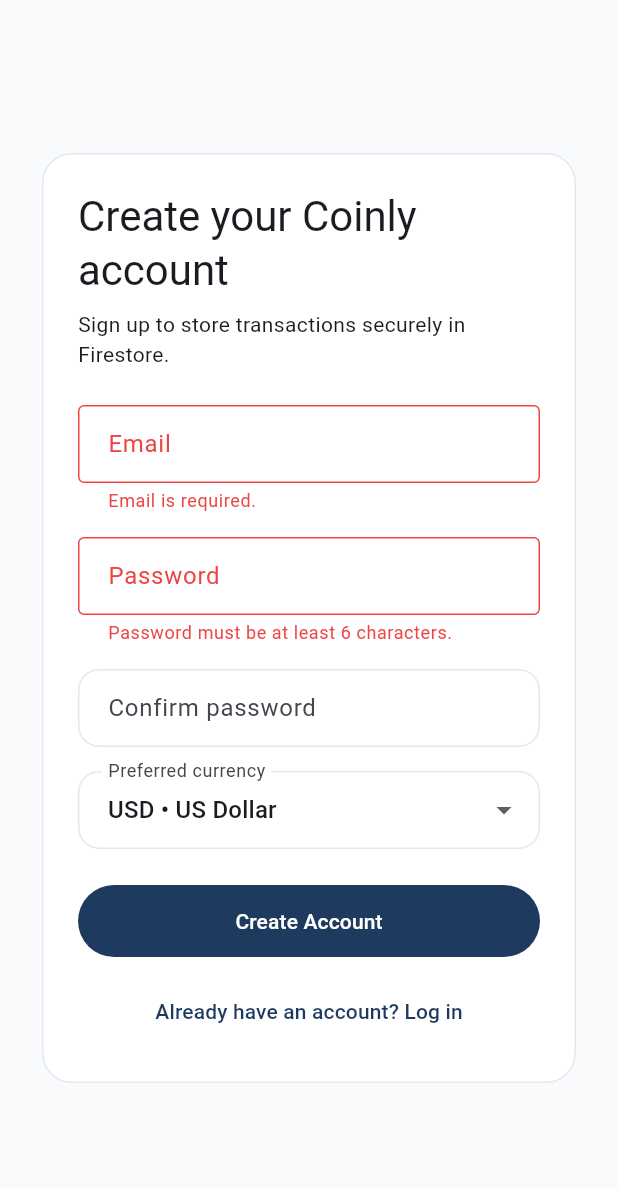
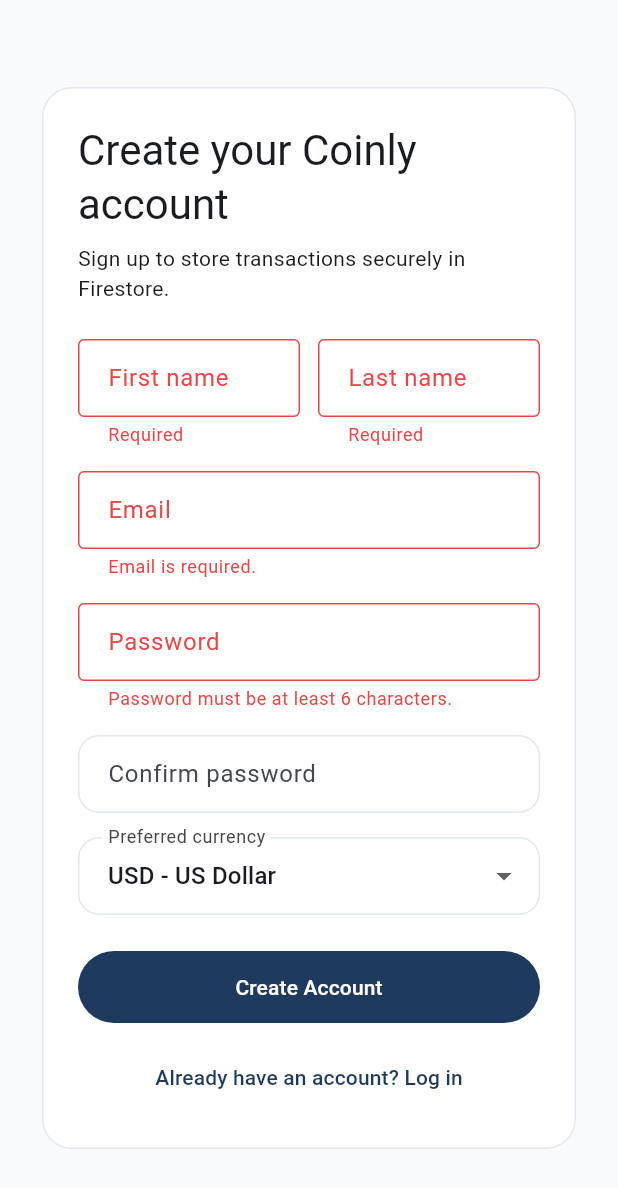
Before and after one commit to MalithEdirisinghe/coinly, a Flutter app: the screen it shows after launch, after a tap on "Log In", after a tap on "Need an account? Sign up", after a tap on "Create Account", on a phone screen of 412 x 824 dp. Shown: the top 1188 px of the screen. Run offline on Flutter 3.47's test engine with Material 3 defaults, Android fonts, the light colour scheme and no system bars; our stand-ins replace cloud_firestore, equatable, firebase_auth, firebase_core, flutter_bloc; accounts and stored records are empty.

Commit message:
set user fname and lname

```diff
--- a/lib/features/auth/data/auth_repository.dart
+++ b/lib/features/auth/data/auth_repository.dart
@@ -20,7 +20,13 @@
       return null;
     }
 
-    return AppUser(id: user.uid, email: user.email ?? '', currencyCode: 'USD');
+    return AppUser(
+      id: user.uid,
+      email: user.email ?? '',
+      currencyCode: 'USD',
+      firstName: '',
+      lastName: '',
+    );
   }
 
   Future<void> signIn({required String email, required String password}) {
@@ -34,6 +40,8 @@
     required String email,
     required String password,
     required String currencyCode,
+    required String firstName,
+    required String lastName,
   }) async {
     final credential = await _firebaseAuth.createUserWithEmailAndPassword(
       email: email,
@@ -43,6 +51,8 @@
     await _users.doc(credential.user!.uid).set({
       'email': email,
       'currencyCode': currencyCode,
+      'firstName': firstName.trim(),
+      'lastName': lastName.trim(),
       'createdAt': FieldValue.serverTimestamp(),
     });
   }
@@ -64,12 +74,16 @@
         id: user.uid,
         email: user.email ?? data?['email'] as String? ?? '',
         currencyCode: data?['currencyCode'] as String? ?? 'USD',
+        firstName: data?['firstName'] as String? ?? '',
+        lastName: data?['lastName'] as String? ?? '',
       );
     } on FirebaseException {
       return AppUser(
         id: user.uid,
         email: user.email ?? '',
         currencyCode: 'USD',
+        firstName: '',
+        lastName: '',
       );
     }
   }
--- a/lib/features/auth/domain/app_user.dart
+++ b/lib/features/auth/domain/app_user.dart
@@ -5,12 +5,40 @@
     required this.id,
     required this.email,
     required this.currencyCode,
+    required this.firstName,
+    required this.lastName,
   });
 
   final String id;
   final String email;
   final String currencyCode;
+  final String firstName;
+  final String lastName;
+
+  String get displayFirstName {
+    if (firstName.trim().isNotEmpty) {
+      return _normalizeName(firstName);
+    }
+    return 'there';
+  }
+
+  String get fullName {
+    final parts = [firstName.trim(), lastName.trim()]
+        .where((part) => part.isNotEmpty)
+        .map(_normalizeName)
+        .toList(growable: false);
+
+    return parts.join(' ');
+  }
+
+  String _normalizeName(String value) {
+    if (value.isEmpty) {
+      return value;
+    }
+
+    return '${value[0].toUpperCase()}${value.substring(1).toLowerCase()}';
+  }
 
   @override
-  List<Object> get props => [id, email, currencyCode];
+  List<Object> get props => [id, email, currencyCode, firstName, lastName];
 }
--- a/lib/features/auth/presentation/cubit/auth_cubit.dart
+++ b/lib/features/auth/presentation/cubit/auth_cubit.dart
@@ -44,6 +44,8 @@
     required String email,
     required String password,
     required String currencyCode,
+    required String firstName,
+    required String lastName,
   }) async {
     emit(state.copyWith(isSubmitting: true, errorMessage: null));
 
@@ -52,6 +54,8 @@
         email: email,
         password: password,
         currencyCode: currencyCode,
+        firstName: firstName,
+        lastName: lastName,
       );
       emit(state.copyWith(isSubmitting: false));
     } on FirebaseAuthException catch (error) {
--- a/lib/features/auth/presentation/login_page.dart
+++ b/lib/features/auth/presentation/login_page.dart
@@ -13,6 +13,8 @@
 
 class _LoginPageState extends State<LoginPage> {
   final _formKey = GlobalKey<FormState>();
+  final _firstNameController = TextEditingController();
+  final _lastNameController = TextEditingController();
   final _emailController = TextEditingController();
   final _passwordController = TextEditingController();
   final _confirmPasswordController = TextEditingController();
@@ -20,6 +22,8 @@
 
   @override
   void dispose() {
+    _firstNameController.dispose();
+    _lastNameController.dispose();
     _emailController.dispose();
     _passwordController.dispose();
     _confirmPasswordController.dispose();
@@ -44,6 +48,8 @@
       email: email,
       password: password,
       currencyCode: _currencyCode,
+      firstName: _firstNameController.text.trim(),
+      lastName: _lastNameController.text.trim(),
     );
   }
 
@@ -89,6 +95,50 @@
                                   : 'Sign up to store transactions securely in Firestore.',
                             ),
                             const SizedBox(height: 24),
+                            if (!state.isLoginMode) ...[
+                              Row(
+                                children: [
+                                  Expanded(
+                                    child: TextFormField(
+                                      controller: _firstNameController,
+                                      textCapitalization:
+                                          TextCapitalization.words,
+                                      decoration: const InputDecoration(
+                                        labelText: 'First name',
+                                        border: OutlineInputBorder(),
+                                      ),
+                                      validator: (value) {
+                                        if (value == null ||
+                                            value.trim().isEmpty) {
+                                          return 'Required';
+                                        }
+                                        return null;
+                                      },
+                                    ),
+                                  ),
+                                  const SizedBox(width: 12),
+                                  Expanded(
+                                    child: TextFormField(
+                                      controller: _lastNameController,
+                                      textCapitalization:
+                                          TextCapitalization.words,
+                                      decoration: const InputDecoration(
+                                        labelText: 'Last name',
+                                        border: OutlineInputBorder(),
+                                      ),
+                                      validator: (value) {
+                                        if (value == null ||
+                                            value.trim().isEmpty) {
+                                          return 'Required';
+                                        }
+                                        return null;
+                                      },
+                                    ),
+                                  ),
+                                ],
+                              ),
+                              const SizedBox(height: 16),
+                            ],
                             TextFormField(
                               controller: _emailController,
                               keyboardType: TextInputType.emailAddress,
@@ -149,7 +199,7 @@
                                       (currency) => DropdownMenuItem(
                                         value: currency.code,
                                         child: Text(
-                                          '${currency.code} • ${currency.label}',
+                                          '${currency.code} - ${currency.label}',
                                         ),
                                       ),
                                     )
```
Also changed, not shown: lib/features/dashboard/presentation/pages/dashboard_page.dart (+15 -2 lines).
